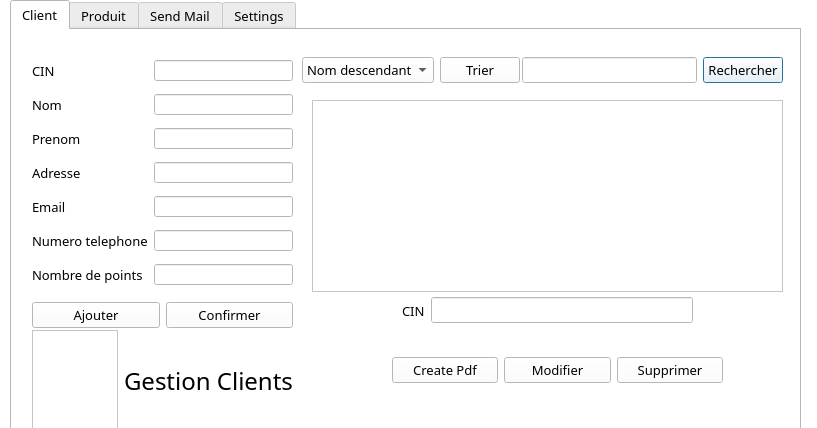
Above: projCpp/clientaff.ui from medhama/ThePieChart before the change. Below: the same form after it.
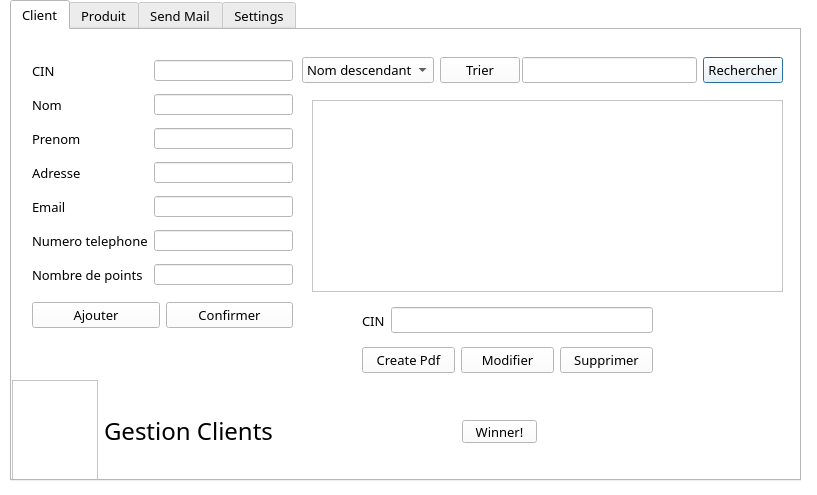
That is the form after the change. The open tabs and pages were chosen to show the change. Icons and pictures are not drawn.

```diff
--- a/projCpp/clientaff.ui
+++ b/projCpp/clientaff.ui
@@ -10,7 +10,7 @@
     <x>0</x>
     <y>0</y>
     <width>817</width>
-    <height>428</height>
+    <height>495</height>
    </rect>
   </property>
   <property name="palette">
@@ -467,7 +467,7 @@
      <x>10</x>
      <y>0</y>
      <width>791</width>
-     <height>461</height>
+     <height>481</height>
     </rect>
    </property>
    <property name="font">
@@ -730,10 +730,10 @@
     <widget class="QWidget" name="horizontalLayoutWidget_3">
      <property name="geometry">
       <rect>
-       <x>380</x>
-       <y>300</y>
-       <width>331</width>
-       <height>80</height>
+       <x>350</x>
+       <y>310</y>
+       <width>291</width>
+       <height>41</height>
       </rect>
      </property>
      <layout class="QHBoxLayout" name="horizontalLayout_5">
@@ -778,8 +778,8 @@
     <widget class="QWidget" name="horizontalLayoutWidget_4">
      <property name="geometry">
       <rect>
-       <x>390</x>
-       <y>260</y>
+       <x>350</x>
+       <y>270</y>
        <width>291</width>
        <height>41</height>
       </rect>
@@ -842,8 +842,8 @@
     <widget class="QWidget" name="horizontalLayoutWidget_10">
      <property name="geometry">
       <rect>
-       <x>20</x>
-       <y>300</y>
+       <x>0</x>
+       <y>350</y>
        <width>261</width>
        <height>101</height>
       </rect>
@@ -880,6 +880,32 @@
       </item>
      </layout>
     </widget>
+    <widget class="QWidget" name="widget_4" native="true">
+     <property name="geometry">
+      <rect>
+       <x>640</x>
+       <y>310</y>
+       <width>141</width>
+       <height>141</height>
+      </rect>
+     </property>
+     <property name="styleSheet">
+      <string notr="true">image: url(:/picMasc.png);</string>
+     </property>
+    </widget>
+    <widget class="QPushButton" name="GenWinner">
+     <property name="geometry">
+      <rect>
+       <x>450</x>
+       <y>390</y>
+       <width>75</width>
+       <height>23</height>
+      </rect>
+     </property>
+     <property name="text">
+      <string>Winner!</string>
+     </property>
+    </widget>
    </widget>
    <widget class="QWidget" name="tab_2">
     <attribute name="title">
```
Left out of the diff: 61 changed lines with no effect on the pictures.
